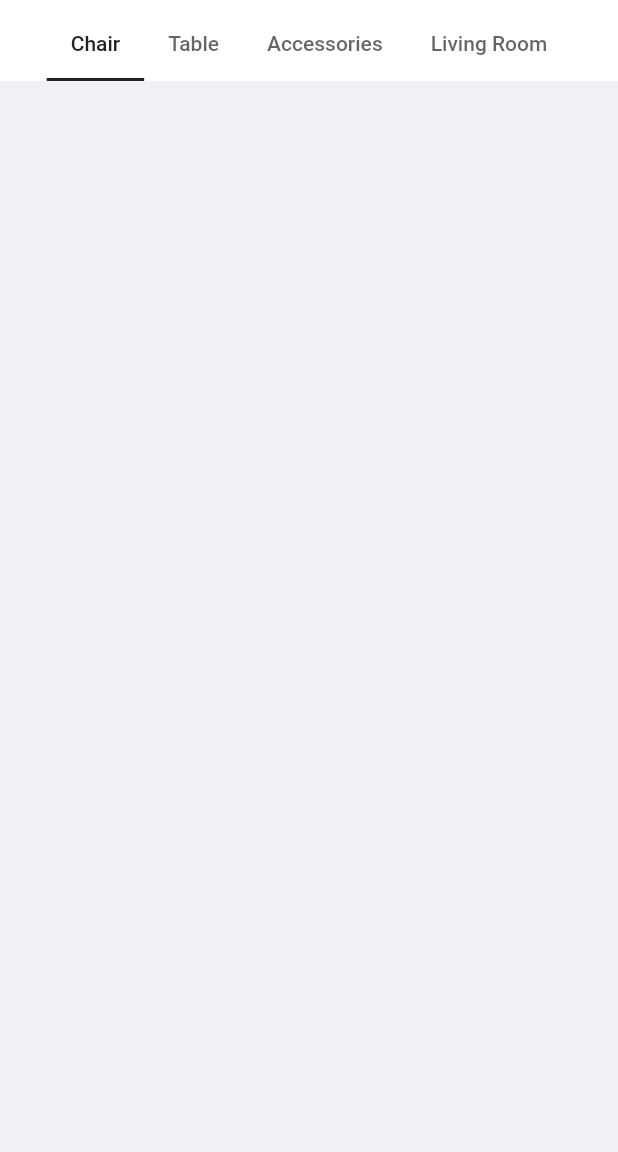
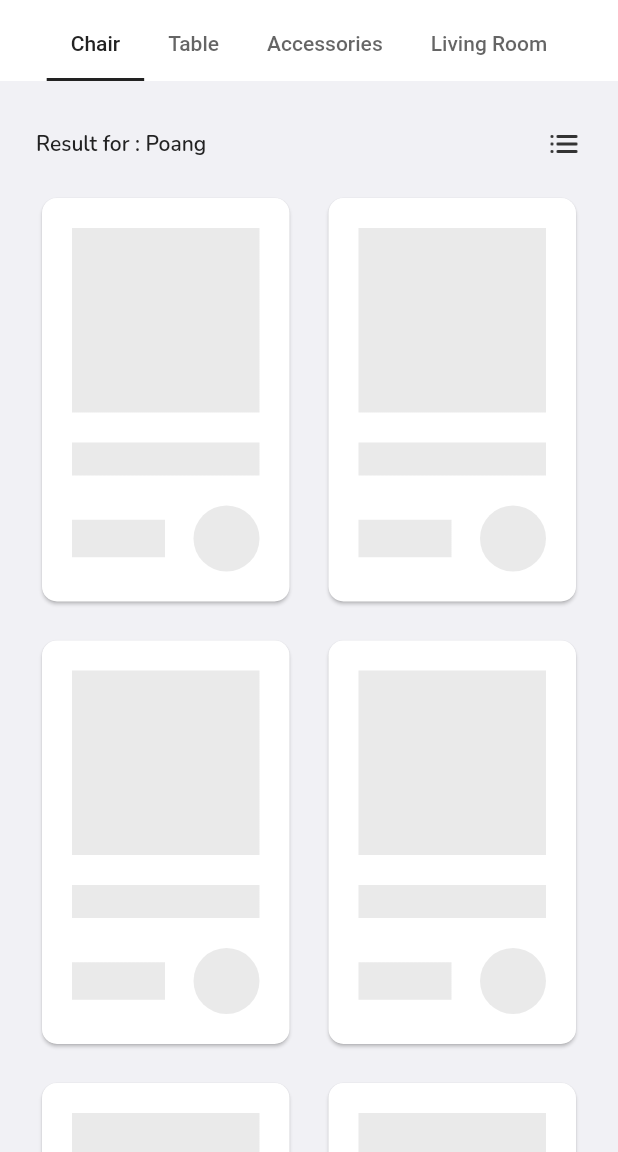
Before and after one commit to emariif/space, a Flutter app: the SearchResultPage screen opened by its route, on a phone screen of 412 x 824 dp, the part 84-1236 px from its top. Run offline on Flutter 3.47's test engine with Material 2 defaults, Android fonts, the phone set to English and light mode, and no system bars; drawn by our look-alikes of shimmer; our stand-ins replace carousel_slider, fluttertoast, google_fonts; missing offline and left inert: dart:ffi.

Commit message:
search result loading, grid, list

```diff
--- a/lib/pages/search_result_page.dart
+++ b/lib/pages/search_result_page.dart
@@ -1,8 +1,29 @@
 import 'package:flutter/material.dart';
 import 'package:space/theme.dart';
+import 'package:space/widgets/product_grid_item.dart';
+import 'package:space/widgets/product_list_item.dart';
+import 'package:space/widgets/skeleton_item.dart';
 
-class SearchResultPage extends StatelessWidget {
+class SearchResultPage extends StatefulWidget {
   const SearchResultPage({Key? key}) : super(key: key);
+
+  @override
+  State<SearchResultPage> createState() => _SearchResultPageState();
+}
+
+class _SearchResultPageState extends State<SearchResultPage> {
+  bool isLoading = true;
+  bool isShowGrid = true;
+
+  @override
+  void initState() {
+    Future.delayed(const Duration(seconds: 2), () {
+      setState(() {
+        isLoading = false;
+      });
+    });
+    super.initState();
+  }
 
   @override
   Widget build(BuildContext context) {
@@ -18,9 +39,14 @@ class SearchResultPage extends StatelessWidget {
             elevation: 0,
             title: Row(
               children: [
-                Icon(
-                  Icons.chevron_left,
-                  color: kBlackColor,
+                GestureDetector(
+                  onTap: () {
+                    Navigator.pop(context);
+                  },
+                  child: Icon(
+                    Icons.chevron_left,
+                    color: kBlackColor,
+                  ),
                 ),
                 const SizedBox(
                   width: 8,
@@ -89,7 +115,183 @@ class SearchResultPage extends StatelessWidget {
             ),
           ),
         ),
+        body: TabBarView(
+          children: [
+            buildBody(),
+            buildBody(),
+            buildBody(),
+            buildBody(),
+          ],
+        ),
       ),
     );
   }
+
+  Widget buildBody() {
+    return ListView(
+      padding: const EdgeInsets.symmetric(horizontal: 24),
+      children: [
+        const SizedBox(
+          height: 30,
+        ),
+        Row(
+          mainAxisAlignment: MainAxisAlignment.spaceBetween,
+          children: [
+            Text(
+              'Result for : Poang',
+              style: blackTextStyle.copyWith(
+                fontWeight: semiBold,
+                fontSize: 14,
+              ),
+            ),
+            GestureDetector(
+              onTap: () {
+                setState(() {
+                  isShowGrid = !isShowGrid;
+                });
+              },
+              child: Image.asset(
+                isShowGrid ? 'assets/icon_list.png' : 'assets/icon_grid.png',
+                width: 24,
+              ),
+            ),
+          ],
+        ),
+        const SizedBox(
+          height: 20,
+        ),
+        isLoading
+            ? buildLoading()
+            : isShowGrid
+                ? buildGrid()
+                : buildList(),
+        // buildLoading(),
+        // buildGrid(),
+        // buildList()
+      ],
+    );
+  }
+
+  Widget buildLoading() {
+    return const Wrap(
+      crossAxisAlignment: WrapCrossAlignment.center,
+      spacing: 18,
+      runSpacing: 18,
+      children: [
+        SkeletonItem(),
+        SkeletonItem(),
+        SkeletonItem(),
+        SkeletonItem(),
+        SkeletonItem(),
+        SkeletonItem(),
+        SkeletonItem(),
+        SkeletonItem(),
+      ],
+    );
+  }
+
+  Widget buildGrid() {
+    return const Wrap(
+      crossAxisAlignment: WrapCrossAlignment.center,
+      spacing: 18,
+      runSpacing: 18,
+      children: [
+        ProductGridItem(
+          imageUrl: 'assets/image_product_grid1.png',
+          title: 'Poan Chair',
+          price: 34,
+          isWishList: false,
+        ),
+        ProductGridItem(
+          imageUrl: 'assets/image_product_grid2.png',
+          title: 'Poan Chair',
+          price: 34,
+          isWishList: true,
+        ),
+        ProductGridItem(
+          imageUrl: 'assets/image_product_grid3.png',
+          title: 'Poan Chair',
+          price: 34,
+          isWishList: false,
+        ),
+        ProductGridItem(
+          imageUrl: 'assets/image_product_grid4.png',
+          title: 'Poan Chair',
+          price: 34,
+          isWishList: false,
+        ),
+        ProductGridItem(
+          imageUrl: 'assets/image_product_grid1.png',
+          title: 'Poan Chair',
+          price: 34,
+          isWishList: false,
+        ),
+        ProductGridItem(
+          imageUrl: 'assets/image_product_grid2.png',
+          title: 'Poan Chair',
+          price: 34,
+          isWishList: true,
+        ),
+        ProductGridItem(
+          imageUrl: 'assets/image_product_grid3.png',
+          title: 'Poan Chair',
+          price: 34,
+          isWishList: false,
+        ),
+        ProductGridItem(
+          imageUrl: 'assets/image_product_grid4.png',
+          title: 'Poan Chair',
+          price: 34,
+          isWishList: false,
+        ),
+      ],
+    );
+  }
+
+  Widget buildList() {
+    return const Column(
+      children: [
+        ProductListItem(
+          imageUrl: 'assets/image_product_list1.png',
+          title: 'Poan Chair',
+          price: 34,
+        ),
+        ProductListItem(
+          imageUrl: 'assets/image_product_list2.png',
+          title: 'Poan Chair',
+          price: 24,
+        ),
+        ProductListItem(
+          imageUrl: 'assets/image_product_list3.png',
+          title: 'Poan Chair',
+          price: 54,
+        ),
+        ProductListItem(
+          imageUrl: 'assets/image_product_list4.png',
+          title: 'Poan Chair',
+          price: 44,
+        ),
+        ProductListItem(
+          imageUrl: 'assets/image_product_list1.png',
+          title: 'Poan Chair',
+          price: 34,
+        ),
+        ProductListItem(
+          imageUrl: 'assets/image_product_list2.png',
+          title: 'Poan Chair',
+          price: 24,
+        ),
+        ProductListItem(
+          imageUrl: 'assets/image_product_list3.png',
+          title: 'Poan Chair',
+          price: 54,
+        ),
+        ProductListItem(
+          imageUrl: 'assets/image_product_list4.png',
+          title: 'Poan Chair',
+          price: 44,
+        ),
+      ],
+    );
+  }
 }
--- a/lib/widgets/recommendation_item.dart
+++ b/lib/widgets/product_list_item.dart
@@ -1,12 +1,12 @@
 import 'package:flutter/material.dart';
 import 'package:space/theme.dart';
 
-class RecommendationItem extends StatelessWidget {
+class ProductListItem extends StatelessWidget {
   final String imageUrl;
   final String title;
   final int price;
 
-  const RecommendationItem(
+  const ProductListItem(
       {Key? key,
       required this.imageUrl,
       required this.title,
--- /dev/null
+++ b/lib/widgets/skeleton_item.dart
@@ -0,0 +1,72 @@
+import 'package:flutter/material.dart';
+import 'package:shimmer/shimmer.dart';
+import 'package:space/theme.dart';
+
+class SkeletonItem extends StatelessWidget {
+  const SkeletonItem({Key? key}) : super(key: key);
+
+  @override
+  Widget build(BuildContext context) {
+    return Card(
+      shape: RoundedRectangleBorder(borderRadius: BorderRadius.circular(10)),
+      child: Container(
+        width: (MediaQuery.of(context).size.width - 82) / 2,
+        padding: const EdgeInsets.all(20),
+        child: Column(
+          children: [
+            Shimmer.fromColors(
+              baseColor: kLineDarkColor,
+              highlightColor: kWhiteGreyColor,
+              child: Container(
+                width: double.infinity,
+                height: 123,
+                color: kLineDarkColor,
+              ),
+            ),
+            const SizedBox(
+              height: 20,
+            ),
+            Shimmer.fromColors(
+              baseColor: kLineDarkColor,
+              highlightColor: kWhiteGreyColor,
+              child: Container(
+                width: double.infinity,
+                height: 22,
+                color: kLineDarkColor,
+              ),
+            ),
+            const SizedBox(
+              height: 20,
+            ),
+            Row(
+              mainAxisAlignment: MainAxisAlignment.spaceBetween,
+              children: [
+                Shimmer.fromColors(
+                  baseColor: kLineDarkColor,
+                  highlightColor: kWhiteGreyColor,
+                  child: Container(
+                    width: 62,
+                    height: 25,
+                    color: kLineDarkColor,
+                  ),
+                ),
+                Shimmer.fromColors(
+                  baseColor: kLineDarkColor,
+                  highlightColor: kWhiteGreyColor,
+                  child: Container(
+                    width: 44,
+                    height: 44,
+                    decoration: BoxDecoration(
+                      shape: BoxShape.circle,
+                      color: kLineDarkColor,
+                    ),
+                  ),
+                ),
+              ],
+            ),
+          ],
+        ),
+      ),
+    );
+  }
+}
--- a/pubspec.yaml
+++ b/pubspec.yaml
@@ -34,6 +34,7 @@ dependencies:
   flutter:
     sdk: flutter
   google_fonts: ^6.1.0
+  shimmer: ^3.0.0
 
 dev_dependencies:
   flutter_lints: ^2.0.0
```
Also changed, not shown: lib/pages/search_page.dart (+13 -8 lines), lib/widgets/product_grid_item.dart (added, +68 -0 lines), pubspec.lock.
